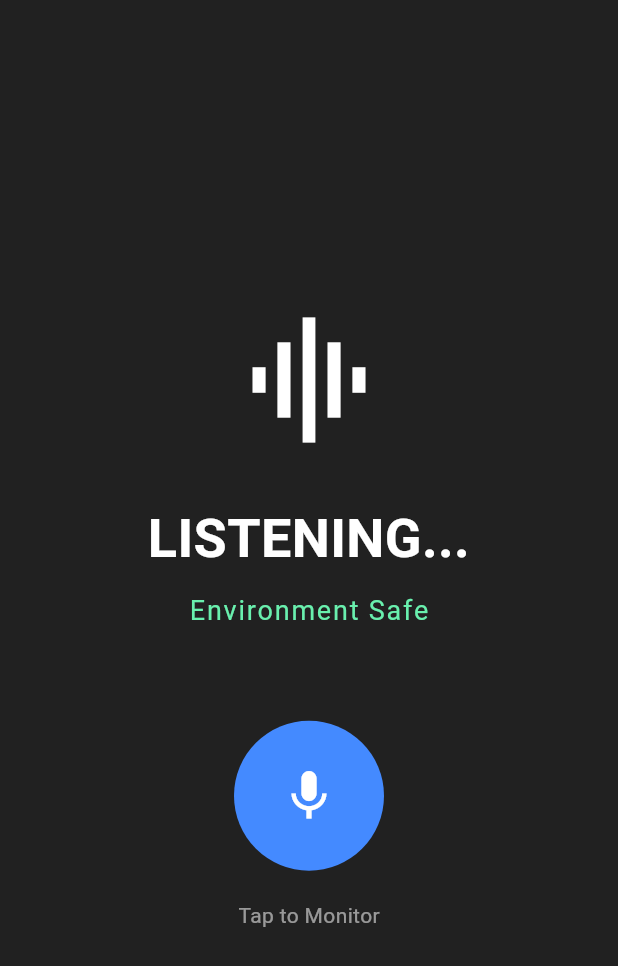
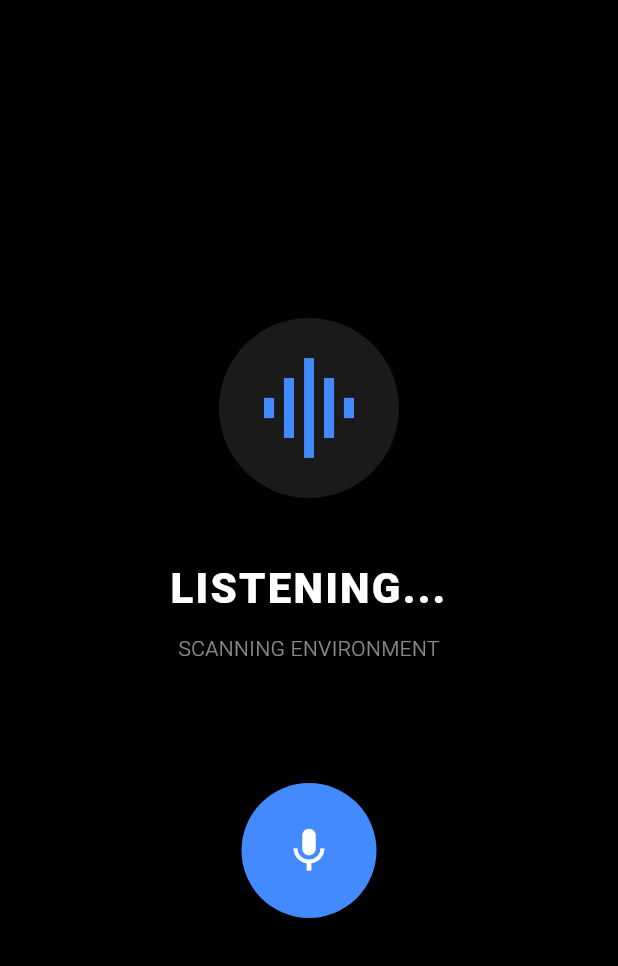
Before and after one commit to nipunmnndhr10/Hear2See, a Flutter app: the screen it shows after launch, after a tap on the "mic" icon, on a phone screen of 412 x 824 dp. Shown: the top 966 px of the screen. Run offline on Flutter 3.47's test engine with Material 3 defaults, Android fonts, the phone set to English and light mode, and no system bars; our stand-ins replace vibration; missing offline and left inert: tflite_audio.

Commit message:
Separation of concerns-1

```diff
--- a/lib/main.dart
+++ b/lib/main.dart
@@ -1,147 +1,169 @@
+// import 'package:flutter/material.dart';
+// import 'package:tflite_audio/tflite_audio.dart';
+// import 'package:vibration/vibration.dart';
+
+// void main() => runApp(
+//   const MaterialApp(debugShowCheckedModeBanner: false, home: SoundAlertMVP()),
+// );
+
+// class SoundAlertMVP extends StatefulWidget {
+//   const SoundAlertMVP({super.key});
+
+//   @override
+//   State<SoundAlertMVP> createState() => _SoundAlertMVPState();
+// }
+
+// class _SoundAlertMVPState extends State<SoundAlertMVP> {
+//   String _label = "Listening...";
+//   String _confidence = "0%";
+//   bool _isCritical = false;
+//   bool _isRecording = false;
+
+//   @override
+//   void initState() {
+//     super.initState();
+//     _initModel();
+//   }
+
+//   // 1. Load the Teachable Machine Model
+//   Future<void> _initModel() async {
+//     try {
+//       await TfliteAudio.loadModel(
+//         model: 'assets/soundclassifier3.tflite',
+//         label: 'assets/labels.txt',
+//         inputType: 'rawAudio', // Mandatory for TM models
+//         numThreads: 1,
+//         isAsset: true,
+//       );
+//     } catch (e) {
+//       debugPrint("Load Error: $e");
+//     }
+//   }
+
+//   // 2. Start Continuous Recognition
+//   void _startListening() {
+//     setState(() => _isRecording = true);
+
+//     // TM standard parameters: sampleRate 44100, bufferSize 22016
+//     TfliteAudio.startAudioRecognition(
+//           sampleRate: 44100,
+//           bufferSize: 22016,
+//           detectionThreshold: 0.3, // ← lower = more sensitive
+//           numOfInferences:
+//               1000, // ← VERY IMPORTANT — make it loop more than once!
+//           averageWindowDuration: 1000, // ms — helps smooth results
+//           minimumTimeBetweenSamples: 500,
+//           suppressionTime: 1500, // Adjust this for sensitivity
+//         )
+//         .listen((event) {
+//           final String result = event["recognitionResult"];
+//           // Logic to check if the detected sound is one of your critical labels
+//           final bool criticalDetected =
+//               result.toLowerCase().contains("ambulance") ||
+//               result.toLowerCase().contains("car horn") ||
+//               result.toLowerCase().contains("firefighter");
+
+//           setState(() {
+//             _label = result;
+//             _isCritical = criticalDetected;
+//           });
+
+//           // 3. Trigger Vibration for Critical Sounds
+//           if (criticalDetected) {
+//             Vibration.vibrate(duration: 800, amplitude: 255);
+//           }
+//         })
+//         .onDone(() {
+//           setState(() => _isRecording = false);
+//           print("Stream ended naturally"); // ← for debugging
+//         });
+//   }
+
+//   void _stopListening() {
+//     TfliteAudio.stopAudioRecognition();
+//     setState(() => _isRecording = false);
+//   }
+
+//   @override
+//   Widget build(BuildContext context) {
+//     return Scaffold(
+//       // Visual Alert: Red background on danger
+//       backgroundColor: _isCritical ? Colors.red[900] : Colors.grey[900],
+//       body: SafeArea(
+//         child: Column(
+//           mainAxisAlignment: MainAxisAlignment.center,
+//           children: [
+//             Icon(
+//               _isCritical ? Icons.warning_amber_rounded : Icons.graphic_eq,
+//               size: 100,
+//               color: Colors.white,
+//             ),
+//             const SizedBox(height: 30),
+//             Text(
+//               _label.toUpperCase(),
+//               textAlign: TextAlign.center,
+//               style: const TextStyle(
+//                 color: Colors.white,
+//                 fontSize: 36,
+//                 fontWeight: FontWeight.bold,
+//               ),
+//             ),
+//             const SizedBox(height: 10),
+//             Text(
+//               _isCritical ? "DANGER DETECTED" : "Environment Safe",
+//               style: TextStyle(
+//                 color: _isCritical ? Colors.yellow : Colors.greenAccent,
+//                 fontSize: 18,
+//                 letterSpacing: 1.2,
+//               ),
+//             ),
+//             const SizedBox(height: 60),
+//             Center(
+//               child: GestureDetector(
+//                 onTap: _isRecording ? _stopListening : _startListening,
+//                 child: CircleAvatar(
+//                   radius: 50,
+//                   backgroundColor: _isRecording
+//                       ? Colors.orange
+//                       : Colors.blueAccent,
+//                   child: Icon(
+//                     _isRecording ? Icons.stop : Icons.mic,
+//                     color: Colors.white,
+//                     size: 40,
+//                   ),
+//                 ),
+//               ),
+//             ),
+//             const SizedBox(height: 20),
+//             Text(
+//               _isRecording ? "Tap to Stop" : "Tap to Monitor",
+//               style: const TextStyle(color: Colors.white54),
+//             ),
+//           ],
+//         ),
+//       ),
+//     );
+//   }
+// }
+
 import 'package:flutter/material.dart';
-import 'package:tflite_audio/tflite_audio.dart';
-import 'package:vibration/vibration.dart';
+import 'package:slf_teachable_model/screens/home_screen.dart';
 
-void main() => runApp(
-  const MaterialApp(debugShowCheckedModeBanner: false, home: SoundAlertMVP()),
-);
-
-class SoundAlertMVP extends StatefulWidget {
-  const SoundAlertMVP({super.key});
-
-  @override
-  State<SoundAlertMVP> createState() => _SoundAlertMVPState();
+void main() {
+  WidgetsFlutterBinding.ensureInitialized();
+  runApp(const Hear2See());
 }
 
-class _SoundAlertMVPState extends State<SoundAlertMVP> {
-  String _label = "Listening...";
-  String _confidence = "0%";
-  bool _isCritical = false;
-  bool _isRecording = false;
-
-  @override
-  void initState() {
-    super.initState();
-    _initModel();
-  }
-
-  // 1. Load the Teachable Machine Model
-  Future<void> _initModel() async {
-    try {
-      await TfliteAudio.loadModel(
-        model: 'assets/soundclassifier3.tflite',
-        label: 'assets/labels.txt',
-        inputType: 'rawAudio', // Mandatory for TM models
-        numThreads: 1,
-        isAsset: true,
-      );
-    } catch (e) {
-      debugPrint("Load Error: $e");
-    }
-  }
-
-  // 2. Start Continuous Recognition
-  void _startListening() {
-    setState(() => _isRecording = true);
-
-    // TM standard parameters: sampleRate 44100, bufferSize 22016
-    TfliteAudio.startAudioRecognition(
-          sampleRate: 44100,
-          bufferSize: 22016,
-          detectionThreshold: 0.3, // ← lower = more sensitive
-          numOfInferences:
-              1000, // ← VERY IMPORTANT — make it loop more than once!
-          averageWindowDuration: 1000, // ms — helps smooth results
-          minimumTimeBetweenSamples: 500,
-          suppressionTime: 1500, // Adjust this for sensitivity
-        )
-        .listen((event) {
-          final String result = event["recognitionResult"];
-          // Logic to check if the detected sound is one of your critical labels
-          final bool criticalDetected =
-              result.toLowerCase().contains("ambulance") ||
-              result.toLowerCase().contains("car horn") ||
-              result.toLowerCase().contains("firefighter");
-
-          setState(() {
-            _label = result;
-            _isCritical = criticalDetected;
-          });
-
-          // 3. Trigger Vibration for Critical Sounds
-          if (criticalDetected) {
-            Vibration.vibrate(duration: 800, amplitude: 255);
-          }
-        })
-        .onDone(() {
-          setState(() => _isRecording = false);
-          print("Stream ended naturally"); // ← for debugging
-        });
-  }
-
-  void _stopListening() {
-    TfliteAudio.stopAudioRecognition();
-    setState(() => _isRecording = false);
-  }
+class Hear2See extends StatelessWidget {
+  const Hear2See({super.key});
 
   @override
   Widget build(BuildContext context) {
-    return Scaffold(
-      // Visual Alert: Red background on danger
-      backgroundColor: _isCritical ? Colors.red[900] : Colors.grey[900],
-      body: SafeArea(
-        child: Column(
-          mainAxisAlignment: MainAxisAlignment.center,
-          children: [
-            Icon(
-              _isCritical ? Icons.warning_amber_rounded : Icons.graphic_eq,
-              size: 100,
-              color: Colors.white,
-            ),
-            const SizedBox(height: 30),
-            Text(
-              _label.toUpperCase(),
-              textAlign: TextAlign.center,
-              style: const TextStyle(
-                color: Colors.white,
-                fontSize: 36,
-                fontWeight: FontWeight.bold,
-              ),
-            ),
-            const SizedBox(height: 10),
-            Text(
-              _isCritical ? "DANGER DETECTED" : "Environment Safe",
-              style: TextStyle(
-                color: _isCritical ? Colors.yellow : Colors.greenAccent,
-                fontSize: 18,
-                letterSpacing: 1.2,
-              ),
-            ),
-            const SizedBox(height: 60),
-            Center(
-              child: GestureDetector(
-                onTap: _isRecording ? _stopListening : _startListening,
-                child: CircleAvatar(
-                  radius: 50,
-                  backgroundColor: _isRecording
-                      ? Colors.orange
-                      : Colors.blueAccent,
-                  child: Icon(
-                    _isRecording ? Icons.stop : Icons.mic,
-                    color: Colors.white,
-                    size: 40,
-                  ),
-                ),
-              ),
-            ),
-            const SizedBox(height: 20),
-            Text(
-              _isRecording ? "Tap to Stop" : "Tap to Monitor",
-              style: const TextStyle(color: Colors.white54),
-            ),
-          ],
-        ),
-      ),
+    return MaterialApp(
+      title: 'AIDEA Sound Guard',
+      debugShowCheckedModeBanner: false,
+      theme: ThemeData(brightness: Brightness.dark, useMaterial3: true),
+      home: const HomeScreen(),
     );
   }
 }
--- /dev/null
+++ b/lib/screens/home_screen.dart
@@ -0,0 +1,132 @@
+import 'package:flutter/material.dart';
+import 'package:slf_teachable_model/services/sound_service.dart';
+
+class HomeScreen extends StatefulWidget {
+  const HomeScreen({super.key});
+
+  @override
+  State<HomeScreen> createState() => _HomeScreenState();
+}
+
+class _HomeScreenState extends State<HomeScreen> {
+  final SoundService _soundService = SoundService();
+  String _label = "TAP TO MONITOR";
+  bool _isCritical = false;
+  bool _isRecording = false;
+
+  @override
+  void initState() {
+    super.initState();
+    _soundService.loadModel(); // Pre-load model on app start
+  }
+
+  void _handleMicToggle() {
+    if (_isRecording) {
+      _soundService.stopListening();
+      setState(() {
+        _isRecording = false;
+        _isCritical = false;
+        _label = "MONITORING STOPPED";
+      });
+    } else {
+      setState(() {
+        _isRecording = true;
+        _label = "LISTENING...";
+      });
+
+      _soundService
+          .startListening()
+          .listen((event) {
+            final String result = event["recognitionResult"];
+            final bool danger = _soundService.isCriticalSound(result);
+
+            setState(() {
+              _label = result;
+              _isCritical = danger;
+            });
+
+            if (danger) {
+              _soundService.triggerVibration();
+            }
+          })
+          .onDone(() {
+            setState(() => _isRecording = false);
+          });
+    }
+  }
+
+  @override
+  Widget build(BuildContext context) {
+    return Scaffold(
+      backgroundColor: _isCritical ? Colors.red[900] : Colors.black,
+      body: Container(
+        width: double.infinity,
+        decoration: BoxDecoration(
+          // Adds a slight glow effect when critical
+          gradient: _isCritical
+              ? RadialGradient(colors: [Colors.red, Colors.red[900]!])
+              : null,
+        ),
+        child: Column(
+          mainAxisAlignment: MainAxisAlignment.center,
+          children: [
+            // Visual Alert Icon
+            AnimatedContainer(
+              duration: const Duration(milliseconds: 300),
+              padding: const EdgeInsets.all(20),
+              decoration: BoxDecoration(
+                shape: BoxShape.circle,
+                color: _isCritical ? Colors.yellow : Colors.white10,
+              ),
+              child: Icon(
+                _isCritical ? Icons.warning_rounded : Icons.graphic_eq,
+                size: 80,
+                color: _isCritical ? Colors.black : Colors.blueAccent,
+              ),
+            ),
+            const SizedBox(height: 40),
+
+            // Detection Text
+            Text(
+              _label.toUpperCase(),
+              textAlign: TextAlign.center,
+              style: const TextStyle(
+                color: Colors.white,
+                fontSize: 28,
+                fontWeight: FontWeight.w900,
+                letterSpacing: 1.5,
+              ),
+            ),
+
+            const SizedBox(height: 10),
+            Text(
+              _isCritical ? "DANGER DETECTED" : "SCANNING ENVIRONMENT",
+              style: TextStyle(
+                color: _isCritical ? Colors.yellow : Colors.white54,
+                fontWeight: FontWeight.w300,
+              ),
+            ),
+
+            const SizedBox(height: 80),
+
+            // Mic Button
+            GestureDetector(
+              onTap: _handleMicToggle,
+              child: CircleAvatar(
+                radius: 45,
+                backgroundColor: _isRecording
+                    ? Colors.redAccent
+                    : Colors.blueAccent,
+                child: Icon(
+                  _isRecording ? Icons.stop : Icons.mic,
+                  color: Colors.white,
+                  size: 35,
+                ),
+              ),
+            ),
+          ],
+        ),
+      ),
+    );
+  }
+}
--- /dev/null
+++ b/lib/services/sound_service.dart
@@ -0,0 +1,51 @@
+import 'package:tflite_audio/tflite_audio.dart';
+import 'package:vibration/vibration.dart';
+import 'package:flutter/foundation.dart';
+
+class SoundService {
+  // Teachable Machine standard audio configurations
+  final double threshold = 0.3;
+  final int sampleRate = 44100;
+  final int bufferSize = 22016;
+
+  Future<void> loadModel() async {
+    try {
+      await TfliteAudio.loadModel(
+        model: 'assets/soundclassifier3.tflite',
+        label: 'assets/labels.txt',
+        inputType: 'rawAudio',
+        numThreads: 1,
+        isAsset: true,
+      );
+    } catch (e) {
+      debugPrint("Model Load Error: $e");
+    }
+  }
+
+  Stream<dynamic> startListening() {
+    return TfliteAudio.startAudioRecognition(
+      sampleRate: sampleRate,
+      bufferSize: bufferSize,
+      detectionThreshold: threshold,
+      numOfInferences: 10000,
+      averageWindowDuration: 1000,
+      minimumTimeBetweenSamples: 500,
+      suppressionTime: 1500,
+    );
+  }
+
+  void stopListening() {
+    TfliteAudio.stopAudioRecognition();
+  }
+
+  void triggerVibration() {
+    Vibration.vibrate(duration: 800, amplitude: 255);
+  }
+
+  bool isCriticalSound(String label) {
+    final cleanLabel = label.toLowerCase();
+    return cleanLabel.contains("ambulance") ||
+        cleanLabel.contains("car horn") ||
+        cleanLabel.contains("firefighter");
+  }
+}
```
